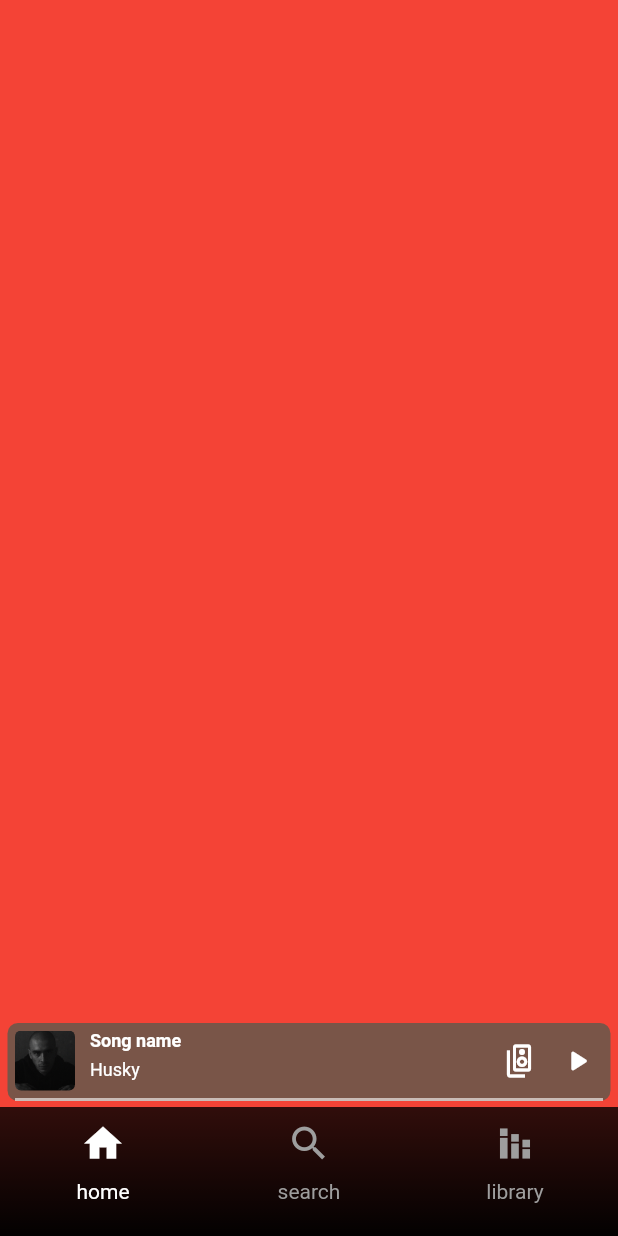
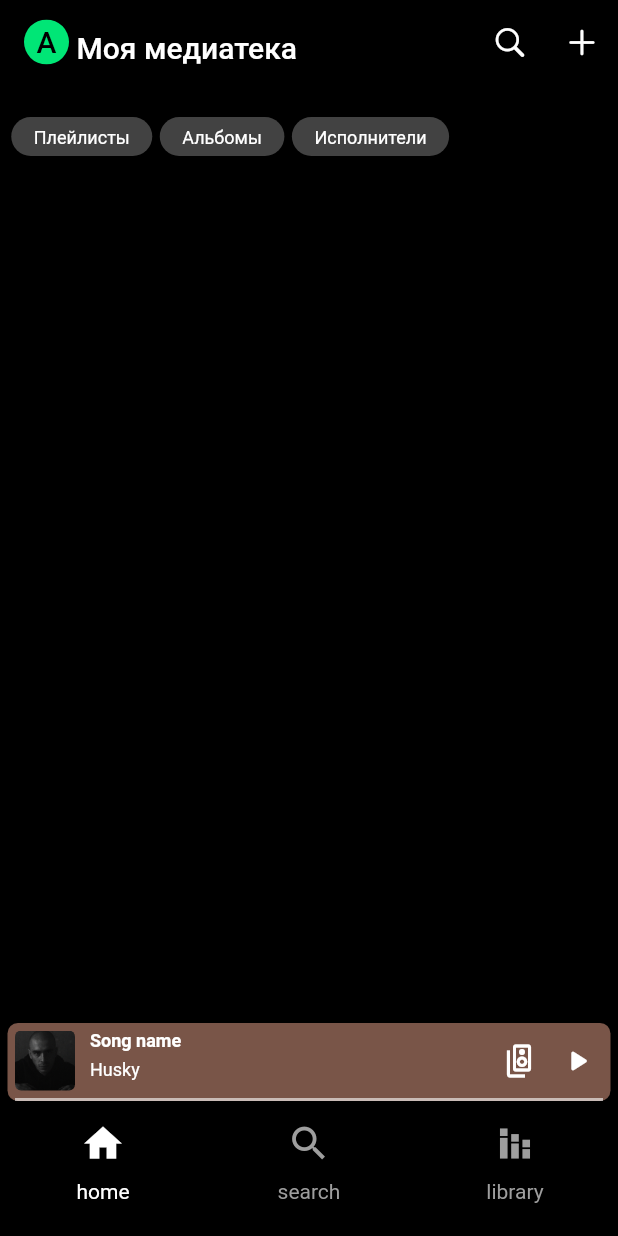
Before and after one commit to 1mavic/spotify_ui_clone, a Flutter app: the screen it shows after launch, swiped to page 3, on a phone screen of 412 x 824 dp. Run offline on Flutter 3.47's test engine with Material 2 defaults, Android fonts, the phone set to English and light mode, and no system bars; our stand-ins replace modal_bottom_sheet.

Commit message:
library app bar

```diff
--- a/lib/home/ui/widgets/top_bar.dart
+++ b/lib/home/ui/widgets/top_bar.dart
@@ -21,7 +21,7 @@ class TopBarWidget extends StatelessWidget {
             flex: 3,
             child: Text(
               'Good evening',
-              style: Theme.of(context).textTheme.headlineSmall,
+              style: Theme.of(context).textTheme.titleLarge,
             ),
           ),
           const Spacer(),
--- /dev/null
+++ b/lib/library/ui/user_library_screen.dart
@@ -0,0 +1,260 @@
+import 'package:flutter/cupertino.dart';
+import 'package:flutter/material.dart';
+
+import 'package:spotify_clone_ui/ui/user_widgets/user_avatar_widget.dart';
+
+/// library tab main screen. with user playlists
+class UserLibraryScreen extends StatelessWidget {
+  /// library tab main screen. with user playlists
+  const UserLibraryScreen({
+    super.key,
+  });
+
+  @override
+  Widget build(BuildContext context) {
+    return Scaffold(
+      appBar: AppBar(
+        backgroundColor: Colors.black,
+        automaticallyImplyLeading: false,
+        title: Row(
+          crossAxisAlignment: CrossAxisAlignment.end,
+          children: [
+            const UserAvatarWidget(),
+            const SizedBox(
+              width: 5,
+            ),
+            Text(
+              'Моя медиатека',
+              style: Theme.of(context).textTheme.titleLarge?.copyWith(),
+            ),
+          ],
+        ),
+        actions: [
+          IconButton(
+            onPressed: () {},
+            icon: const Icon(
+              CupertinoIcons.search,
+            ),
+          ),
+          IconButton(
+            onPressed: () {},
+            icon: const Icon(
+              CupertinoIcons.add,
+            ),
+          ),
+        ],
+        bottom: const PreferredSize(
+          preferredSize: Size(
+            double.infinity,
+            60,
+          ),
+          child: _UserLibrariBottomWidget(),
+        ),
+      ),
+      body: const Center(),
+    );
+  }
+}
+
+class _UserLibrariBottomWidget extends StatefulWidget {
+  const _UserLibrariBottomWidget();
+
+  @override
+  State<_UserLibrariBottomWidget> createState() =>
+      __UserLibrariBottomWidgetState();
+}
+
+class __UserLibrariBottomWidgetState extends State<_UserLibrariBottomWidget> {
+  final List<Widget> _list = [];
+  int? picked = null;
+  final GlobalKey<AnimatedListState> _listKey = GlobalKey<AnimatedListState>();
+
+  final _chips = [
+    _ChipItem(
+      index: 0,
+      text: 'Плейлисты',
+      picked: false,
+    ),
+    _ChipItem(
+      index: 1,
+      text: 'Альбомы',
+      picked: false,
+    ),
+    _ChipItem(
+      index: 2,
+      text: 'Исполнители',
+      picked: false,
+    ),
+  ];
+
+  void onPick(int index) {
+    final currentIndex = picked;
+    if (index == -1 && currentIndex != null) {
+      _list
+        ..removeAt(0)
+        ..insertAll(
+          0,
+          [
+            _AppBarBottomItemWidget(
+              item: _chips[currentIndex].copyWith(picked: false),
+              onPick: onPick,
+            ),
+          ],
+        );
+      setState(() {
+        picked = null;
+      });
+      return;
+    }
+    if (picked == null) {
+      picked = index;
+      final firstToDelete = index == 0 ? 1 : 0;
+      final secondToDelete = firstToDelete == 1 ? 2 : 0;
+      _list
+        ..removeAt(firstToDelete)
+        // ..removeAt(secondToDelete)
+        ..insert(
+          0,
+          _CancelWidet(() {
+            onPick(-1);
+          }),
+        );
+
+      setState(() {});
+    }
+  }
+
+  @override
+  void initState() {
+    super.initState();
+    _list.addAll([
+      _AppBarBottomItemWidget(
+        item: _chips[0],
+        onPick: onPick,
+      ),
+      _AppBarBottomItemWidget(
+        item: _chips[1],
+        onPick: onPick,
+      ),
+      _AppBarBottomItemWidget(
+        item: _chips[2],
+        onPick: onPick,
+      ),
+    ]);
+  }
+
+  @override
+  Widget build(BuildContext context) {
+    return SizedBox(
+      width: MediaQuery.of(context).size.width,
+      height: 50,
+      child: Padding(
+        padding: const EdgeInsets.symmetric(vertical: 12, horizontal: 5),
+        child: AnimatedList(
+          key: _listKey,
+          initialItemCount: 3,
+          scrollDirection: Axis.horizontal,
+          physics: const NeverScrollableScrollPhysics(),
+          padding: EdgeInsets.zero,
+          shrinkWrap: true,
+          itemBuilder: (context, index, animation) {
+            return FadeTransition(
+              opacity: animation,
+              child: Padding(
+                padding: const EdgeInsets.symmetric(
+                  horizontal: 2.5,
+                ),
+                child: _list[index],
+              ),
+            );
+          },
+        ),
+      ),
+    );
+  }
+}
+
+class _ChipItem {
+  _ChipItem({
+    required this.index,
+    required this.text,
+    required this.picked,
+  });
+  final int index;
+  final String text;
+  final bool picked;
+
+  _ChipItem copyWith({
+    int? index,
+    String? text,
+    bool? picked,
+  }) {
+    return _ChipItem(
+      index: index ?? this.index,
+      text: text ?? this.text,
+      picked: picked ?? this.picked,
+    );
+  }
+}
+
+class _AppBarBottomItemWidget extends StatelessWidget {
+  const _AppBarBottomItemWidget({
+    required this.item,
+    required this.onPick,
+  });
+  final _ChipItem item;
+  final void Function(int) onPick;
+  @override
+  Widget build(BuildContext context) {
+    return GestureDetector(
+      onTap: () {
+        onPick(item.index);
+      },
+      child: DecoratedBox(
+        decoration: BoxDecoration(
+          borderRadius: BorderRadius.circular(
+            35,
+          ),
+          color:
+              item.picked ? Colors.greenAccent.shade400 : Colors.grey.shade800,
+        ),
+        child: Padding(
+          padding: const EdgeInsets.symmetric(vertical: 7, horizontal: 15),
+          child: Text(
+            item.text,
+            style: Theme.of(context).textTheme.bodySmall,
+          ),
+        ),
+      ),
+    );
+  }
+}
+
+class _CancelWidet extends StatelessWidget {
+  const _CancelWidet(
+    this.onCancel,
+  );
+  final VoidCallback onCancel;
+  @override
+  Widget build(BuildContext context) {
+    return GestureDetector(
+      onTap: onCancel,
+      child: AspectRatio(
+        aspectRatio: 1,
+        child: ClipOval(
+          child: DecoratedBox(
+            decoration: BoxDecoration(
+              color: Colors.grey.shade800,
+            ),
+            child: const Center(
+              child: Icon(
+                CupertinoIcons.clear,
+                size: 18,
+              ),
+            ),
+          ),
+        ),
+      ),
+    );
+  }
+}
--- a/lib/main.dart
+++ b/lib/main.dart
@@ -1,7 +1,8 @@
 import 'package:flutter/material.dart';
 import 'package:spotify_clone_ui/entity/models/song.dart';
 import 'package:spotify_clone_ui/home/ui/home_screen.dart';
-import 'package:spotify_clone_ui/search/search_screen.dart';
+import 'package:spotify_clone_ui/library/ui/user_library_screen.dart';
+import 'package:spotify_clone_ui/search/ui/search_screen.dart';
 import 'package:spotify_clone_ui/theme/app_theme.dart';
 import 'package:spotify_clone_ui/ui/bottom_bar/app_bottom_bar.dart';
 import 'package:spotify_clone_ui/ui/players/mini_player/mini_player.dart';
@@ -55,11 +56,7 @@ class _MyHomePageState extends State<MyHomePage> {
   final List<Widget> tabs = [
     const HomeScreen(),
     const SearchScreen(),
-    Container(
-      height: double.infinity,
-      width: double.infinity,
-      color: Colors.red,
-    ),
+    const UserLibraryScreen(),
   ];
 
   @override
--- /dev/null
+++ b/lib/ui/user_widgets/user_avatar_widget.dart
@@ -0,0 +1,34 @@
+import 'package:flutter/material.dart';
+
+/// widget with user avatar
+class UserAvatarWidget extends StatelessWidget {
+  /// widget with user avatar
+  const UserAvatarWidget({
+    super.key,
+  });
+
+  @override
+  Widget build(BuildContext context) {
+    return SizedBox(
+      height: 30,
+      child: AspectRatio(
+        aspectRatio: 1,
+        child: ClipOval(
+          child: DecoratedBox(
+            decoration: BoxDecoration(
+              color: Colors.greenAccent.shade400,
+            ),
+            child: Center(
+              child: Text(
+                'A',
+                style: Theme.of(context).textTheme.titleLarge?.copyWith(
+                      color: Colors.black,
+                    ),
+              ),
+            ),
+          ),
+        ),
+      ),
+    );
+  }
+}
```
Also changed, not shown: lib/search/ui/search_body.dart (renamed from lib/search/search_body.dart), lib/search/ui/search_screen.dart (renamed from lib/search/search_screen.dart), lib/search/ui/suggestion_widget.dart (renamed from lib/search/suggestion_widget.dart).
